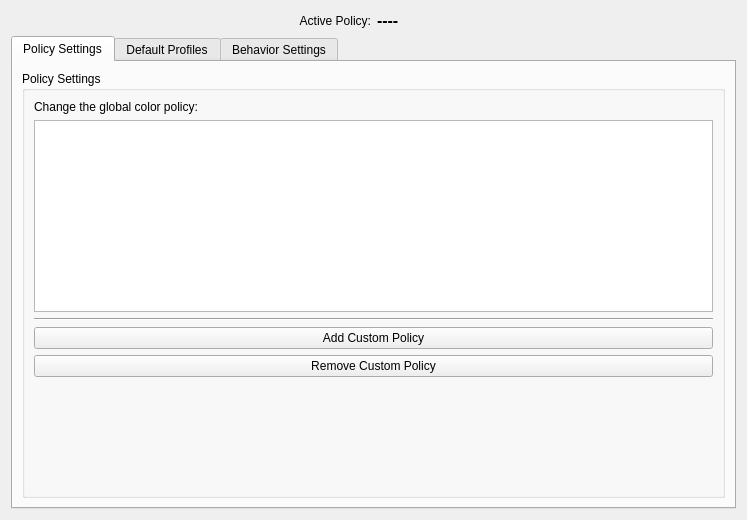
Before: the Qt Designer form src/modules/settings/ui/sy_settings.ui in oyranos-cms/Synnefo, drawn with Qt 5.
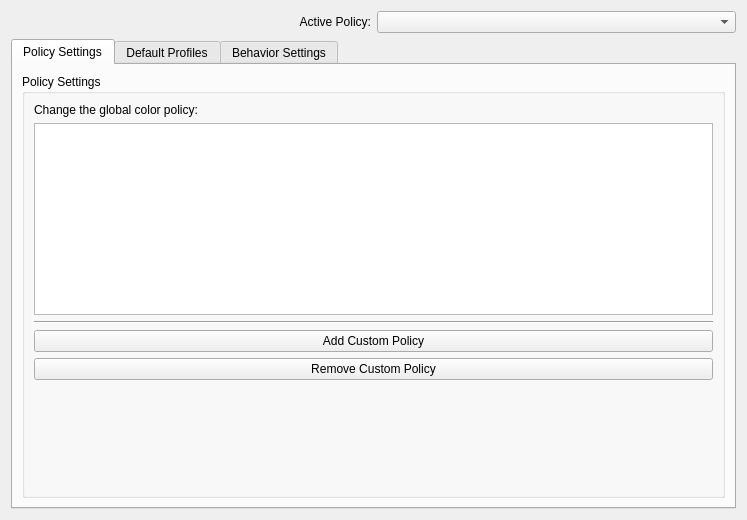
After: the same form once the commit is applied.

Commit message:
add policy selector on top of settings tab
serves feature request
bko#317763 settings: improve usability of editing policies

```diff
--- a/src/modules/settings/ui/sy_settings.ui
+++ b/src/modules/settings/ui/sy_settings.ui
@@ -24,18 +24,7 @@
       </widget>
      </item>
      <item>
-      <widget class="QLabel" name="currentPolicyLabel">
-       <property name="font">
-        <font>
-         <pointsize>12</pointsize>
-         <weight>75</weight>
-         <bold>true</bold>
-        </font>
-       </property>
-       <property name="text">
-        <string>----</string>
-       </property>
-      </widget>
+      <widget class="QComboBox" name="currentPolicyCombo"/>
      </item>
     </layout>
    </item>
```
The commit also changes 2 other files.
